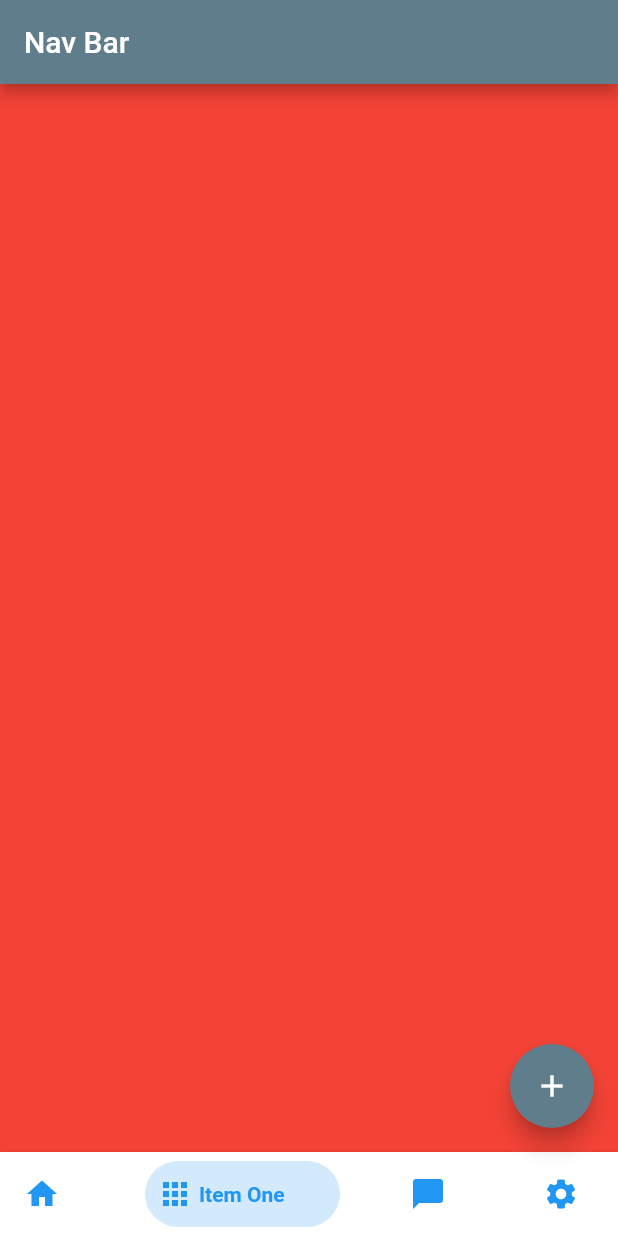
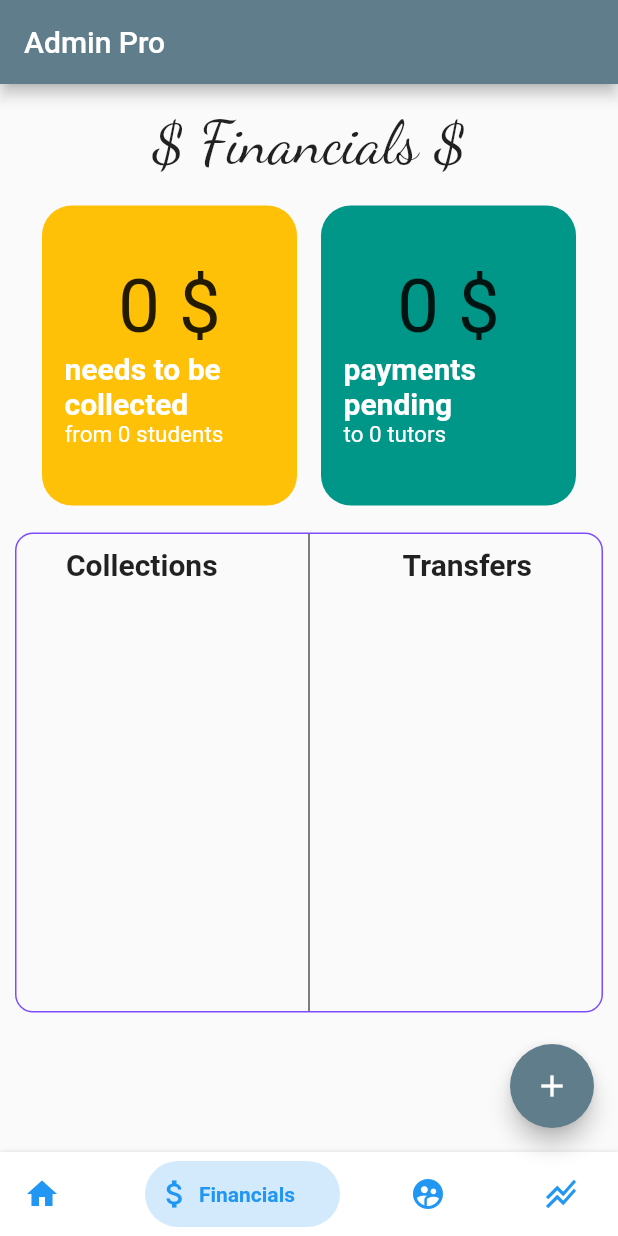
Before and after one commit to abhaykatheria/AdminPro, a Flutter app: the screen it shows after launch, swiped to page 2, on a phone screen of 412 x 824 dp. Run offline on Flutter 3.47's test engine with Material 2 defaults, Android fonts, the light colour scheme and no system bars; drawn by our look-alikes of bottom_navy_bar; our stand-ins replace cloud_firestore, firebase_core, flutter_form_builder, google_fonts, timezone; missing offline and left inert: form_builder_file_picker; accounts and stored records are empty.

Commit message:
Big Commit

```diff
--- /dev/null
+++ b/admin_pro/lib/screens/financials.dart
@@ -0,0 +1,217 @@
+import 'package:flutter/material.dart';
+import 'package:google_fonts/google_fonts.dart';
+import 'package:admin_pro/widgets/active_project_card.dart';
+import 'package:cloud_firestore/cloud_firestore.dart';
+
+class Financial extends StatefulWidget {
+  Financial({Key key}) : super(key: key);
+
+  @override
+  _FinancialState createState() => _FinancialState();
+}
+
+class _FinancialState extends State<Financial> {
+  Widget _buildListItem(
+    BuildContext context,
+    DocumentSnapshot doc,
+  ) {
+    DateTime d = doc['due_date'].toDate();
+    String s = "${d.day}-${d.month}-${d.year}";
+    return FlatButton(
+      onPressed: () {},
+      child: ListTile(
+        title: Text(doc['student'] + "   " + "\$ " + doc['pending'].toString()),
+        subtitle: Text(s) ,
+      ),
+    );
+  }
+
+
+  Widget _buildListItem1(
+    BuildContext context,
+    DocumentSnapshot doc,
+  ) {
+    DateTime d = doc['due_date'].toDate();
+    String s = "${d.day}-${d.month}-${d.year}";
+    return FlatButton(
+      onPressed: () {},
+      child: ListTile(
+        title: Text(doc['tutor'] + "   " + "\$ " + doc['tutor_fee'].toString()),
+        subtitle: Text(s) ,
+      ),
+    );
+  }
+
+  @override
+  Widget build(BuildContext context) {
+    CollectionReference dues = FirebaseFirestore.instance.collection('dues');
+
+    CollectionReference payments =
+        FirebaseFirestore.instance.collection('payment_collection');
+
+    return Scaffold(
+      body: Column(
+        crossAxisAlignment: CrossAxisAlignment.center,
+        children: <Widget>[
+          SizedBox(
+            height: 15.0,
+          ),
+          Center(
+              child: Text(
+            "\$ Financials \$",
+            style:
+                GoogleFonts.dancingScript(textStyle: TextStyle(fontSize: 40.0)),
+          )),
+          Row(
+            mainAxisAlignment: MainAxisAlignment.center,
+            children: [
+              StreamBuilder(
+                  stream: payments.snapshots(),
+                  builder: (context, snapshot) {
+                    int pendingAmount = 0;
+                    int pendingNo = 0;
+                    if (!snapshot.hasData) return Text("Loading.......");
+                    for (DocumentSnapshot doc in snapshot.data.documents) {
+                      if (doc['status'] == 'pending') {
+                        pendingAmount += doc['pending'];
+                        pendingNo++;
+                      }
+                    }
+                    return Padding(
+                      padding: const EdgeInsets.all(8.0),
+                      child: ActiveProjectsCard(
+                        title: "needs to be collected",
+                        subtitle: "from ${pendingNo} students",
+                        amount: pendingAmount,
+                        cardColor: Colors.amber,
+                      ),
+                    );
+                  }),
+              StreamBuilder(
+                  stream: dues.snapshots(),
+                  builder: (context, snapshot) {
+                    int pendingAmount = 0;
+                    int pendingNo = 0;
+                    if (!snapshot.hasData) return Text("Loading.......");
+                    for (DocumentSnapshot doc in snapshot.data.documents) {
+                      if (doc['status'] == 'pending') {
+                        pendingAmount += doc['tutor_fee'];
+                        pendingNo++;
+                      }
+                    }
+                    return Padding(
+                      padding: const EdgeInsets.all(8.0),
+                      child: ActiveProjectsCard(
+                        title: "payments pending",
+                        subtitle: "to ${pendingNo} tutors",
+                        amount: pendingAmount,
+                        cardColor: Colors.teal,
+                      ),
+                    );
+                  })
+            ],
+          ),
+          Padding(
+            padding: const EdgeInsets.fromLTRB(10.0, 0, 10.0, 0),
+            child: Container(
+              decoration: BoxDecoration(border: Border.all(color: Colors.deepPurpleAccent),
+              borderRadius: BorderRadius.circular(12)
+              ),
+
+              height: 320,
+              child: Row(
+                mainAxisAlignment: MainAxisAlignment.center,
+                children: [
+                  Expanded(
+                    child: Column(
+                      children: [
+                        Padding(
+                          padding: const EdgeInsets.fromLTRB(0, 9, 20, 0),
+                          child: Text(
+                            "Collections",
+                            style: TextStyle(
+                                fontWeight: FontWeight.bold, fontSize: 20),
+                          ),
+                        ),
+                        StreamBuilder(
+                          stream: payments.snapshots(),
+                          builder:
+                              (BuildContext context, AsyncSnapshot snapshot) {
+                            if (!snapshot.hasData)
+                              return Text("Loading.......");
+                            return Expanded(
+                              child: ListView.separated(
+                                shrinkWrap: true,
+                                itemCount: snapshot.data.documents.length,
+                                itemBuilder: (BuildContext context, int index) {
+                                  // var date = assignments[index].dueDate;
+                                  // var formattedDate =
+                                  //     "${date.day}-${date.month}-${date.year}";
+                                  return _buildListItem(
+                                    context,
+                                    snapshot.data.documents[index],
+                                  );
+                                },
+                                separatorBuilder:
+                                    (BuildContext context, int index) =>
+                                        const Divider(),
+                              ),
+                            );
+                          },
+                        )
+                      ],
+                    ),
+                  ),
+                  VerticalDivider(
+                    color: Colors.black,
+                  ),
+                  Expanded(
+                    child: Column(
+                      children: [
+                        Padding(
+                          padding: const EdgeInsets.fromLTRB(8, 9, 0, 0),
+                          child: Text(
+                            "Transfers",
+                            style: TextStyle(
+                                fontWeight: FontWeight.bold, fontSize: 20),
+                          ),
+
+                        ),
+                        StreamBuilder(
+                          stream: dues.snapshots(),
+                          builder:
+                              (BuildContext context, AsyncSnapshot snapshot) {
+                            if (!snapshot.hasData)
+                              return Text("Loading.......");
+                            return Expanded(
+                              child: ListView.separated(
+                                shrinkWrap: true,
+                                itemCount: snapshot.data.documents.length,
+                                itemBuilder: (BuildContext context, int index) {
+                                  // var date = assignments[index].dueDate;
+                                  // var formattedDate =
+                                  //     "${date.day}-${date.month}-${date.year}";
+                                  return _buildListItem1(
+                                    context,
+                                    snapshot.data.documents[index],
+                                  );
+                                },
+                                separatorBuilder:
+                                    (BuildContext context, int index) =>
+                                        const Divider(),
+                              ),
+                            );
+                          },
+                        )
+                      ],
+                    ),
+                  )
+                ],
+              ),
+            ),
+          )
+        ],
+      ),
+    );
+  }
+}
--- a/admin_pro/lib/screens/homeScreen.dart
+++ b/admin_pro/lib/screens/homeScreen.dart
@@ -2,6 +2,8 @@ import 'package:admin_pro/screens/create_new_task_page.dart';
 import 'package:admin_pro/screens/home.dart';
 import 'package:bottom_navy_bar/bottom_navy_bar.dart';
 import 'package:flutter/material.dart';
+import 'package:admin_pro/screens/tutors.dart';
+import 'package:admin_pro/screens/financials.dart';
 
 class homeview extends StatefulWidget {
   homeview({Key key}) : super(key: key);
@@ -29,7 +31,7 @@ class _homeviewState extends State<homeview> {
   @override
   Widget build(BuildContext context) {
     return Scaffold(
-      appBar: AppBar(title: Text("Nav Bar")),
+      appBar: AppBar(title: Text("Admin Pro")),
       body: SizedBox.expand(
         child: PageView(
           controller: _pageController,
@@ -38,8 +40,8 @@ class _homeviewState extends State<homeview> {
           },
           children: <Widget>[
             Home(),
-            Container(color: Colors.red,),
-            Container(color: Colors.green,),
+            Financial(),
+            Tutors(),
             Container(color: Colors.blue,),
           ],
         ),
@@ -56,17 +58,18 @@ class _homeviewState extends State<homeview> {
             icon: Icon(Icons.home)
           ),
           BottomNavyBarItem(
-            title: Text('Item One'),
-            icon: Icon(Icons.apps)
+            title: Text('Financials'),
+            icon: Icon(Icons.attach_money)
           ),
           BottomNavyBarItem(
-            title: Text('Item One'),
-            icon: Icon(Icons.chat_bubble)
+            title: Text('Tutors'),
+            icon: Icon(Icons.supervised_user_circle)
           ),
           BottomNavyBarItem(
-            title: Text('Item One'),
-            icon: Icon(Icons.settings)
+            title: Text('Analysis'),
+            icon: Icon(Icons.stacked_line_chart
           ),
+          )
         ],
       ),
       floatingActionButton: FloatingActionButton(onPressed: () {
--- a/admin_pro/lib/widgets/active_project_card.dart
+++ b/admin_pro/lib/widgets/active_project_card.dart
@@ -1,51 +1,42 @@
 import 'package:flutter/material.dart';
-import 'package:percent_indicator/percent_indicator.dart';
+import 'package:google_fonts/google_fonts.dart';
 
 class ActiveProjectsCard extends StatelessWidget {
   final Color cardColor;
-  final double loadingPercent;
+  final int amount;
   final String title;
   final String subtitle;
 
   ActiveProjectsCard({
     this.cardColor,
-    this.loadingPercent,
+    this.amount,
     this.title,
     this.subtitle,
   });
 
   @override
   Widget build(BuildContext context) {
-    return Expanded(
-      flex: 1,
-      child: Container(
-
+    return Row(
+      children: [
+        Container(
           margin: EdgeInsets.symmetric(vertical: 10.0),
           padding: EdgeInsets.all(15.0),
           height: 200,
+          width: 170,
           decoration: BoxDecoration(
             color: cardColor,
-          borderRadius: BorderRadius.circular(40.0),
+            borderRadius: BorderRadius.circular(20.0),
+
           ),
           child: Column(
-          mainAxisAlignment: MainAxisAlignment.spaceBetween,
-          crossAxisAlignment: CrossAxisAlignment.start,
+            mainAxisAlignment: MainAxisAlignment.center,
+            crossAxisAlignment: CrossAxisAlignment.center,
             children: <Widget>[
-            Padding(
-              padding: const EdgeInsets.all(10.0),
-              child: CircularPercentIndicator(
-                animation: true,
-                radius: 75.0,
-                percent: loadingPercent,
-                lineWidth: 5.0,
-                circularStrokeCap: CircularStrokeCap.round,
-                backgroundColor: Colors.white10,
-                progressColor: Colors.white,
-                center: Text(
-                  '${(loadingPercent*100).round()}%',
-                  style: TextStyle(
-                      fontWeight: FontWeight.w700, color: Colors.white),
-                ),
+              Text(amount.toString() + " \$",
+                style: GoogleFonts.fjallaOne(
+                  textStyle : TextStyle(
+                    fontSize : 50.0
+                  )
                 ),
               ),
               Column(
@@ -54,7 +45,7 @@ class ActiveProjectsCard extends StatelessWidget {
                   Text(
                     title,
                     style: TextStyle(
-                    fontSize: 14.0,
+                      fontSize: 20.0,
                       color: Colors.white,
                       fontWeight: FontWeight.w700,
                     ),
@@ -62,8 +53,8 @@ class ActiveProjectsCard extends StatelessWidget {
                   Text(
                     subtitle,
                     style: TextStyle(
-                    fontSize: 12.0,
-                    color: Colors.white54,
+                      fontSize: 15.0,
+                      color: Colors.white,
                       fontWeight: FontWeight.w400,
                     ),
                   ),
@@ -72,6 +63,7 @@ class ActiveProjectsCard extends StatelessWidget {
             ],
           ),
         ),
+      ],
     );
   }
 }
```
Also changed, not shown: admin_pro/lib/screens/add_tutor.dart (+4 -3 lines), admin_pro/lib/screens/create_new_task_page.dart (+84 -29 lines), admin_pro/lib/screens/home.dart (+16 -16 lines), admin_pro/lib/screens/in_progress.dart (+0 -10 lines), admin_pro/lib/screens/tutors.dart (added, +76 -0 lines), admin_pro/lib/widgets/task_container.dart (+86 -0 lines). Lines whose indentation alone changed are shown as unchanged.
